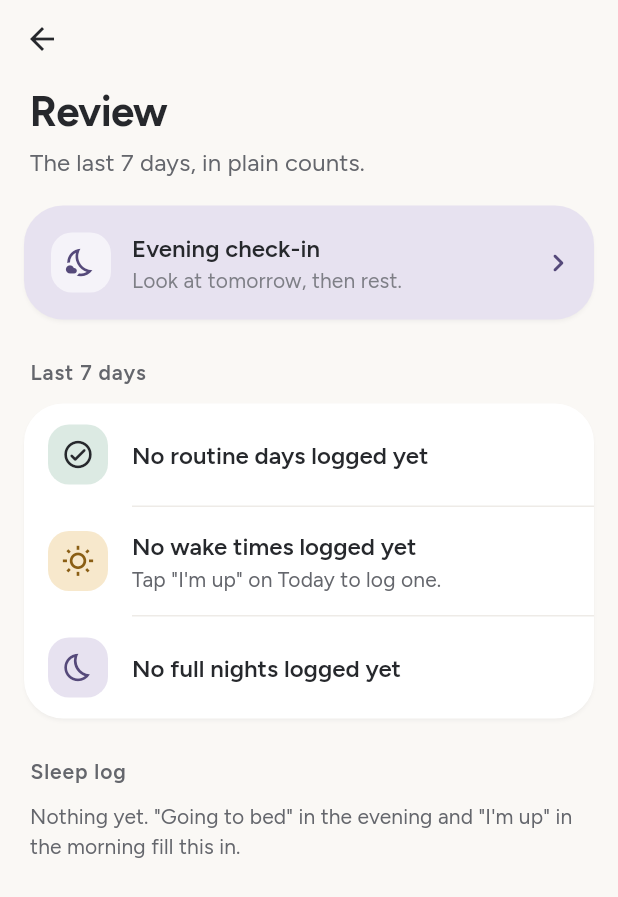
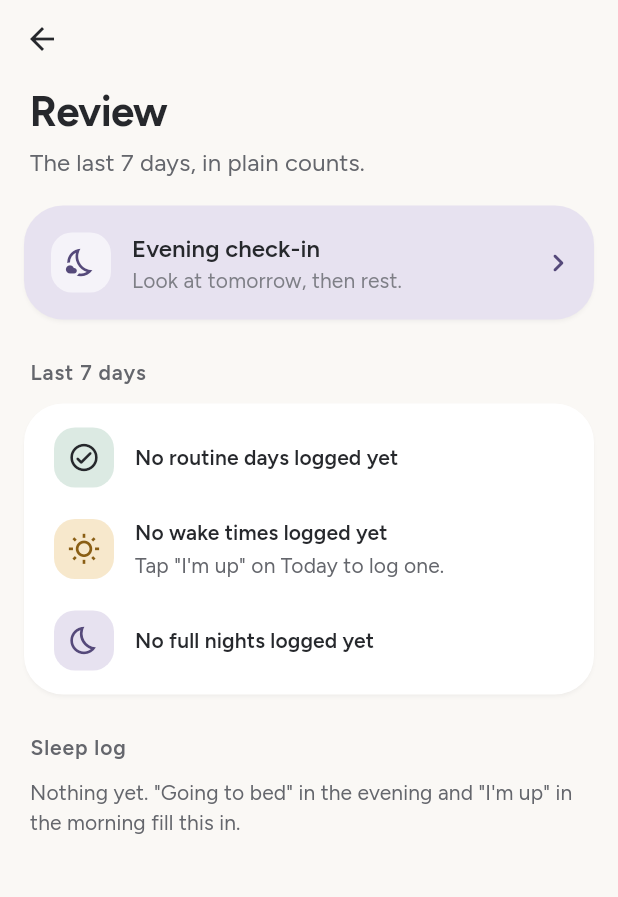
Before and after one commit to xknjmds/pace, a Flutter app: the ReviewScreen screen opened by its route, on a phone screen of 412 x 824 dp. Shown: the top 897 px of the screen. Run offline on Flutter 3.47's test engine with Material 3 defaults, Android fonts, the phone set to English and light mode, and no system bars; our stand-ins replace drift, drift_flutter, flutter_local_notifications, flutter_riverpod, flutter_timezone, google_sign_in and 4 more; missing offline and left inert: google_mlkit_text_recognition, home_widget; accounts and stored records are empty; generated files the repository leaves out were written again.

Commit message:
UI pass 3, step 6c: Deadlines, Review, Focus and the verse
- Deadlines on PacePage (large title, empty state in the same scroll).
- Review: stats and sleep log are PaceTile rows, space instead of
  dividers.
- Focus keeps its centred timer with the same large title in the bar.
- The daily verse sits in the evening lilac with a book chip.

Co-Authored-By: Claude Opus 5.5 <noreply@anthropic.com>

```diff
--- a/pace_app/lib/features/review/ui/review_screen.dart
+++ b/pace_app/lib/features/review/ui/review_screen.dart
@@ -5,6 +5,7 @@ import '../../../core/db/settings_provider.dart';
 import '../../../core/theme/pace_pastels.dart';
 import '../../../core/theme/pace_tokens.dart';
 import '../../../core/time/local_time.dart';
+import '../../../core/widgets/pace_tile.dart';
 import '../../../core/widgets/section_header.dart';
 import '../../../routes.dart';
 import '../application/review_providers.dart';
@@ -87,12 +88,11 @@ class _ReviewScreenState extends ConsumerState<ReviewScreen> {
           ),
         ),
         const SectionHeader('Last 7 days'),
-        Card(
-          child: Column(
+        PaceGroup(
           children: [
-              _Stat(
+            PaceTile(
               key: const ValueKey('routine-days'),
-                badge: summary.routineDays == 0
+              leading: summary.routineDays == 0
                   ? const _IconBadge(Icons.check_circle_outline_rounded)
                   : _NumberBadge(summary.routineDays),
               title: summary.routineDays == 0
@@ -100,10 +100,9 @@ class _ReviewScreenState extends ConsumerState<ReviewScreen> {
                   : 'Routine done on ${summary.routineDays} '
                         '${summary.routineDays == 1 ? 'day' : 'days'}',
             ),
-              const Divider(indent: 72),
-              _Stat(
+            PaceTile(
               key: const ValueKey('average-wake'),
-                badge: _IconBadge(
+              leading: _IconBadge(
                 Icons.wb_sunny_outlined,
                 color: pastels.morning.ink,
                 background: pastels.morning.fill,
@@ -117,10 +116,9 @@ class _ReviewScreenState extends ConsumerState<ReviewScreen> {
                   : 'From ${summary.wakeDays} '
                         '${summary.wakeDays == 1 ? 'morning' : 'mornings'}',
             ),
-              const Divider(indent: 72),
-              _Stat(
+            PaceTile(
               key: const ValueKey('average-sleep'),
-                badge: _IconBadge(
+              leading: _IconBadge(
                 Icons.bedtime_outlined,
                 color: pastels.evening.ink,
                 background: pastels.evening.fill,
@@ -130,7 +128,6 @@ class _ReviewScreenState extends ConsumerState<ReviewScreen> {
                   : 'About ${formatSleep(avgSleep)} of sleep a night',
             ),
           ],
-          ),
         ),
         SectionHeader(
           'Sleep log',
@@ -151,32 +148,20 @@ class _ReviewScreenState extends ConsumerState<ReviewScreen> {
                   'in the morning fill this in.',
                 )
               : nightsVisible
-              ? Card(
-                  child: Column(
+              ? PaceGroup(
                   children: [
-                      for (final (i, e) in summary.sleep.indexed) ...[
-                        if (i > 0) const Divider(indent: 16, endIndent: 16),
-                        ListTile(
-                          title: Text(
-                            '${_weekdays[e.night.weekday - 1]} night',
-                          ),
-                          subtitle: Text(
+                    for (final e in summary.sleep)
+                      PaceTile(
+                        icon: Icons.bedtime_rounded,
+                        kind: PastelKind.evening,
+                        title: '${_weekdays[e.night.weekday - 1]} night',
+                        subtitle:
                             '${e.bedAt == null ? 'bed not logged' : 'bed ${_hm(e.bedAt!)}'}'
                             ' · '
                             '${e.wakeAt == null ? 'up not logged' : 'up ${_hm(e.wakeAt!)}'}',
-                          ),
-                          trailing: e.slept == null
-                              ? null
-                              : Text(
-                                  formatSleep(e.slept!),
-                                  style: theme.textTheme.titleMedium?.copyWith(
-                                    color: scheme.secondary,
-                                  ),
-                                ),
+                        value: e.slept == null ? null : formatSleep(e.slept!),
                       ),
                   ],
-                    ],
-                  ),
                 )
               : _Note(
                   '${summary.sleep.length} '
@@ -204,48 +189,6 @@ class _Note extends StatelessWidget {
         style: theme.textTheme.bodyMedium?.copyWith(
           color: theme.colorScheme.onSurfaceVariant,
         ),
-      ),
-    );
-  }
-}
-
-class _Stat extends StatelessWidget {
-  const _Stat({
-    super.key,
-    required this.badge,
-    required this.title,
-    this.subtitle,
-  });
-
-  final Widget badge;
-  final String title;
-  final String? subtitle;
-
-  @override
-  Widget build(BuildContext context) {
-    final theme = Theme.of(context);
-    return Padding(
-      padding: const EdgeInsets.fromLTRB(16, 14, 16, 14),
-      child: Row(
-        children: [
-          badge,
-          const SizedBox(width: 16),
-          Expanded(
-            child: Column(
-              crossAxisAlignment: CrossAxisAlignment.start,
-              children: [
-                Text(title, style: theme.textTheme.titleMedium),
-                if (subtitle != null)
-                  Text(
-                    subtitle!,
-                    style: theme.textTheme.bodyMedium?.copyWith(
-                      color: theme.colorScheme.onSurfaceVariant,
-                    ),
-                  ),
-              ],
-            ),
-          ),
-        ],
       ),
     );
   }
```
Also changed, not shown: pace_app/lib/features/deadlines/ui/deadlines_screen.dart (+11 -23 lines), pace_app/lib/features/focus/ui/focus_screen.dart (+6 -1 lines), pace_app/lib/features/verse/ui/verse_card.dart (+21 -5 lines). Lines whose indentation alone changed are shown as unchanged.
